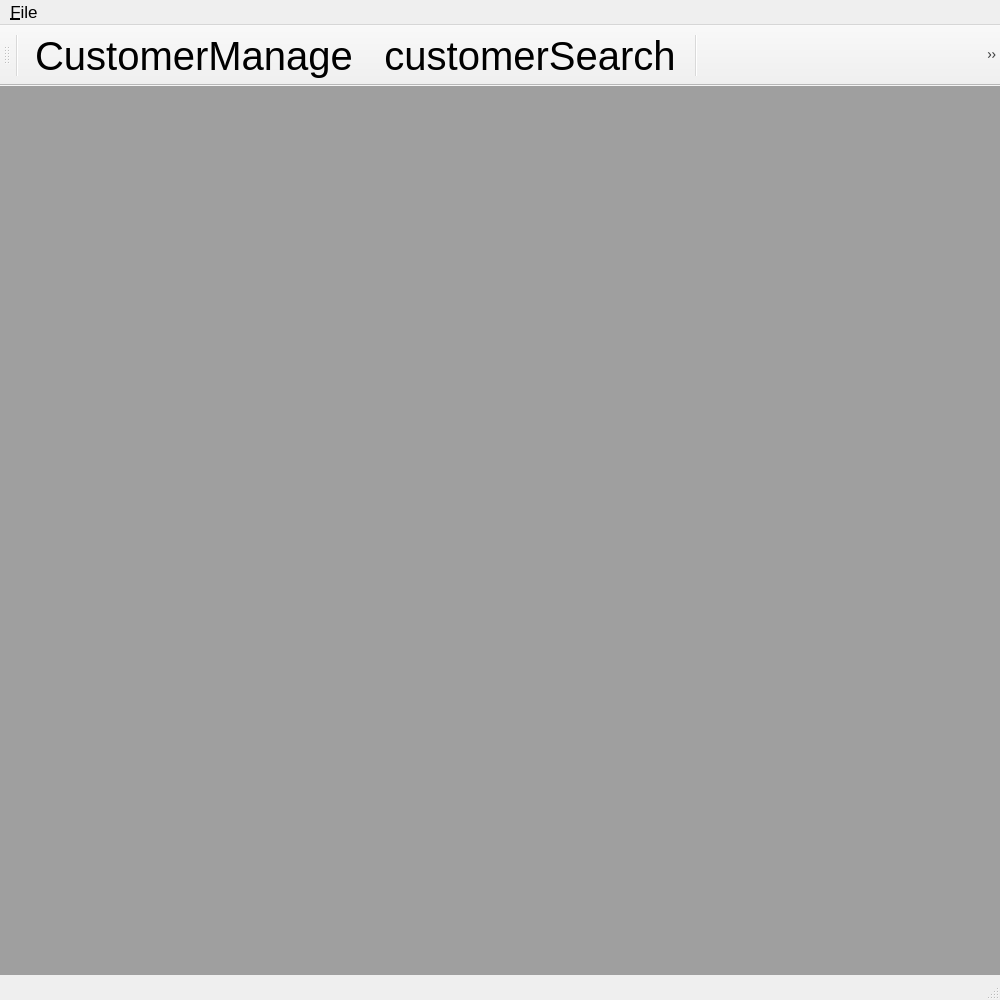
GlennPark/OliveHealthCare, file mainwindow.ui: the form before one commit.
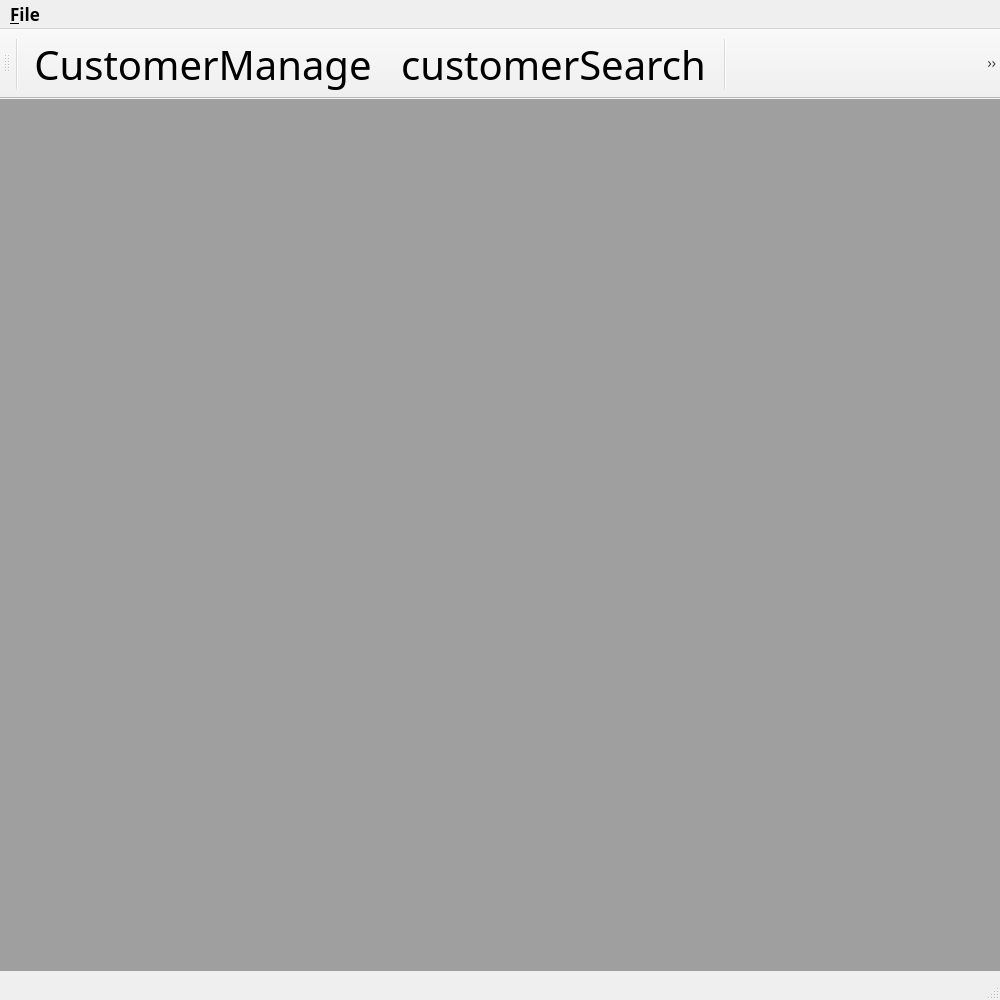
The form after the commit. Icons and pictures are not drawn.

What changed in the file:
```diff
--- a/mainwindow.ui
+++ b/mainwindow.ui
@@ -12,8 +12,9 @@
   </property>
   <property name="font">
    <font>
+    <family>나눔스퀘어OTF Bold</family>
     <pointsize>13</pointsize>
-    <bold>false</bold>
+    <bold>true</bold>
    </font>
   </property>
   <property name="focusPolicy">
@@ -25,6 +26,12 @@
   <property name="windowTitle">
    <string>Olive Health Care</string>
   </property>
+  <property name="autoFillBackground">
+   <bool>false</bool>
+  </property>
+  <property name="tabShape">
+   <enum>QTabWidget::Rounded</enum>
+  </property>
   <widget class="QWidget" name="centralwidget">
    <layout class="QHBoxLayout" name="horizontalLayout">
     <property name="leftMargin">
@@ -66,7 +73,7 @@
      <x>0</x>
      <y>0</y>
      <width>1000</width>
-     <height>24</height>
+     <height>25</height>
     </rect>
    </property>
    <widget class="QMenu" name="menu_File">
@@ -82,6 +89,7 @@
   <widget class="QToolBar" name="toolBar">
    <property name="font">
     <font>
+     <family>나눔스퀘어OTF Bold</family>
      <pointsize>30</pointsize>
      <bold>false</bold>
     </font>
```
